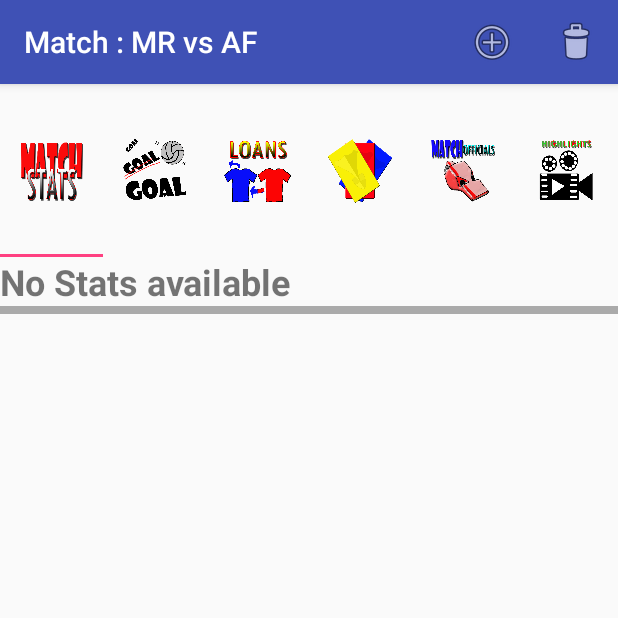
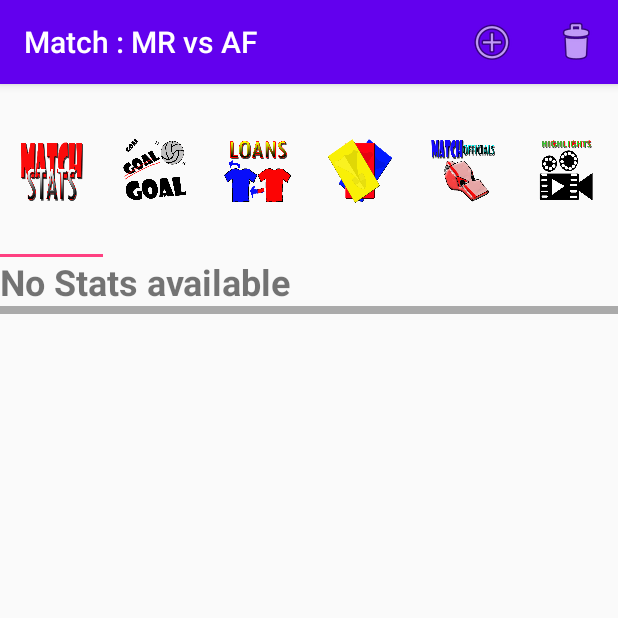
Before and after one commit to prashantalhat1406/TZLC11, an Android app: the screen it shows after launch (tzlc_match_details_tabs), after a tap on an icon or button, on a phone screen of 412 x 824 dp, the top half of it. Run offline under Robolectric (Android 15) with nearby library versions, the phone set to English and light mode, and no system bars; our stand-ins replace Firebase (no records; nobody signed in at launch, a user with empty details on screens opened directly); libraries missing offline, so code that uses them is left out: com.firebase.ui.

Commit message:
toolbar color updated for statsAdd and matchDetails

```diff
--- a/app/src/main/res/layout/activity_tzlc_match_details_tabs.xml
+++ b/app/src/main/res/layout/activity_tzlc_match_details_tabs.xml
@@ -15,7 +15,7 @@
             android:id="@+id/toolbar"
             android:layout_width="match_parent"
             android:layout_height="?attr/actionBarSize"
-            android:background="?attr/colorPrimary"
+            android:background="#6200EE"
             app:popupTheme="@style/AppTheme.PopupOverlay" />
 
     </android.support.design.widget.AppBarLayout>
--- a/app/src/main/res/layout/activity_tzlc_stats_add__tzlc12_n.xml
+++ b/app/src/main/res/layout/activity_tzlc_stats_add__tzlc12_n.xml
@@ -15,7 +15,7 @@
             android:id="@+id/toolbar"
             android:layout_width="match_parent"
             android:layout_height="?attr/actionBarSize"
-            android:background="?attr/colorPrimary"
+            android:background="#6200EE"
             app:popupTheme="@style/AppTheme.PopupOverlay" />
 
     </android.support.design.widget.AppBarLayout>
```
